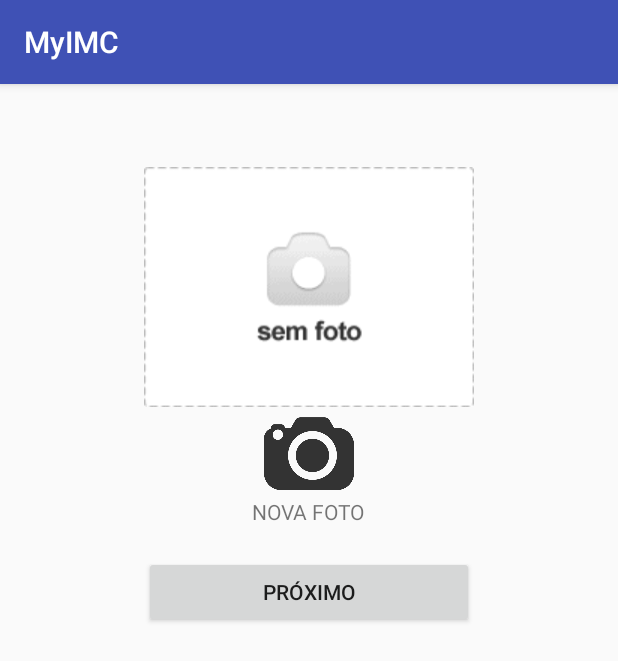
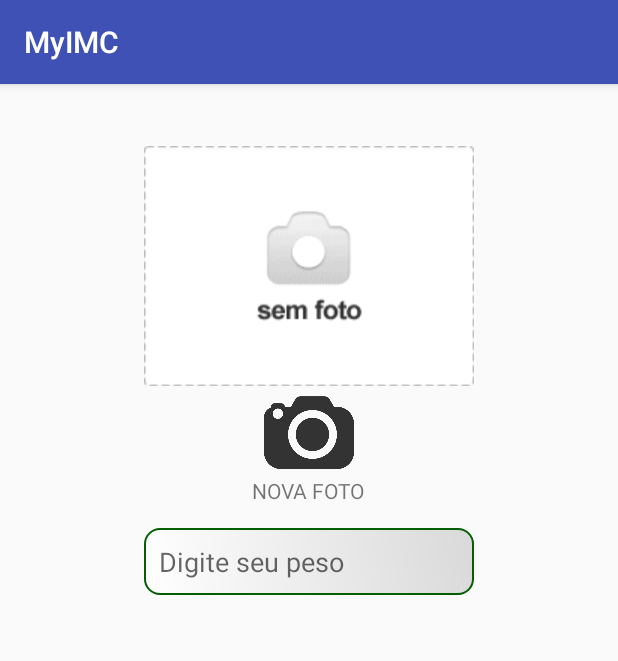
Before and after one commit to miltonrodriguesjr/MyIMC, an Android app: the screen it shows after launch (MainActivity), on a phone screen of 412 x 824 dp. Shown: the top 661 px of the screen. Run offline under Robolectric (Android 15) with nearby library versions, the phone set to English and light mode, and no system bars.

Commit message:
add edit text.xml

```diff
--- /dev/null
+++ b/app/src/main/res/drawable/edittext.xml
@@ -0,0 +1,22 @@
+<?xml version="1.0" encoding="utf-8"?>
+<shape xmlns:android="http://schemas.android.com/apk/res/android">
+
+    <gradient
+        android:angle="45"
+        android:endColor="#D9D9D9"
+        android:startColor="#FFFFFF"
+        android:type="linear" />
+
+    <stroke
+        android:width="1dp"
+        android:color="#055e03" />
+
+    <corners android:radius="10dp" />
+
+    <padding
+        android:bottom="10dp"
+        android:left="10dp"
+        android:right="10dp"
+        android:top="10dp" />
+
+</shape>
--- a/app/src/main/res/layout/content_main.xml
+++ b/app/src/main/res/layout/content_main.xml
@@ -11,7 +11,7 @@
         android:layout_height="160dp"
         android:layout_alignParentTop="true"
         android:layout_centerHorizontal="true"
-        android:layout_marginTop="39dp"
+        android:layout_marginTop="25dp"
         android:background="@drawable/no_photo"
         android:clickable="true" />
 
@@ -32,17 +32,15 @@
         android:layout_centerHorizontal="true"
         android:text="@string/nova_foto" />
 
-    <Button
-        android:id="@+id/buttonNext"
-        android:layout_width="wrap_content"
-        android:layout_height="wrap_content"
+
+    <EditText
+        style="@style/edittext"
         android:layout_alignEnd="@+id/foto"
         android:layout_alignLeft="@+id/foto"
         android:layout_alignRight="@+id/foto"
         android:layout_alignStart="@+id/foto"
         android:layout_below="@+id/textView"
-        android:layout_marginTop="20dp"
-        android:text="@string/proximo" />
+        android:inputType="number" />
 
 
 </RelativeLayout>
--- a/app/src/main/res/values/strings.xml
+++ b/app/src/main/res/values/strings.xml
@@ -4,6 +4,6 @@
     <string name="nova_foto">NOVA FOTO</string>
     <string name="btn_alterar_foto">ALTERAR FOTO</string>
     <string name="proximo">PRÓXIMO</string>
-
-
+    <string name="peso">Digite seu peso</string>
+    <string name="altura">Digite sua altura</string>
 </resources>
--- a/app/src/main/res/values/styles.xml
+++ b/app/src/main/res/values/styles.xml
@@ -8,4 +8,21 @@
         <item name="colorAccent">@color/colorAccent</item>
     </style>
 
+    <style name="base">
+
+        <item name="android:layout_width">match_parent</item>
+        <item name="android:layout_height">wrap_content</item>
+
+    </style>
+
+    <style name="edittext">
+        <item name="android:layout_width">match_parent</item>
+        <item name="android:layout_height">wrap_content</item>
+        <item name="android:layout_gravity">center</item>
+        <item name="android:background">@drawable/edittext</item>
+        <item name="android:layout_centerHorizontal">true</item>
+        <item name="android:layout_marginTop">15dp</item>
+        <item name="android:hint">@string/peso</item>
+    </style>
+
 </resources>
```
